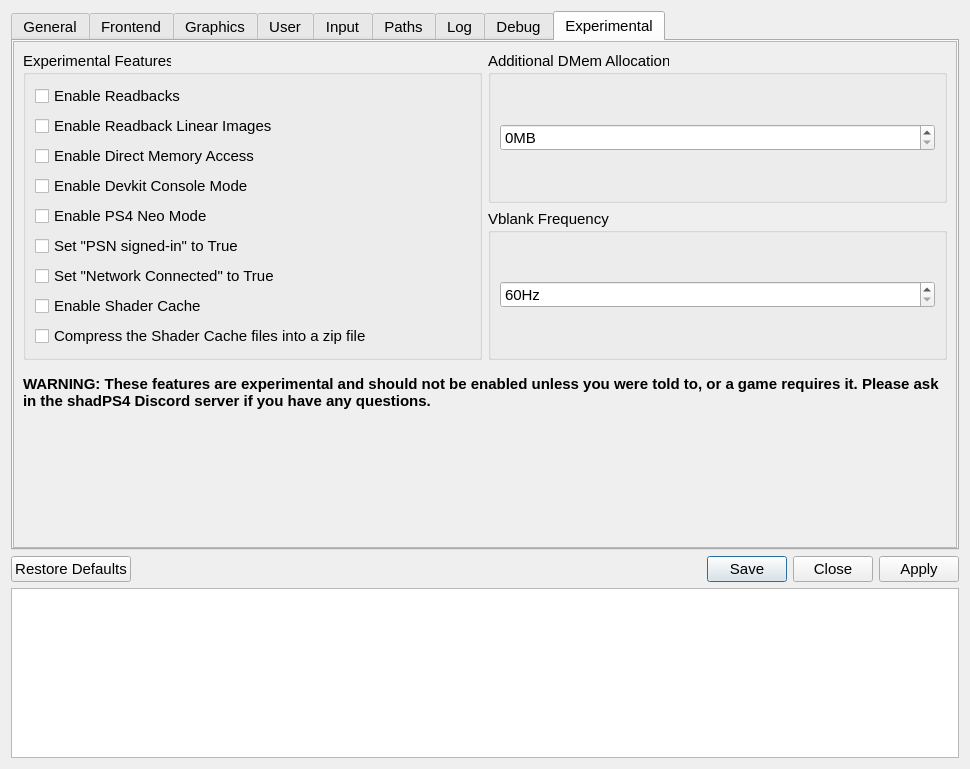
Above: src/qt_gui/settings_dialog.ui from shadps4-emu/shadps4-qtlauncher before the change. Below: the same form after it.
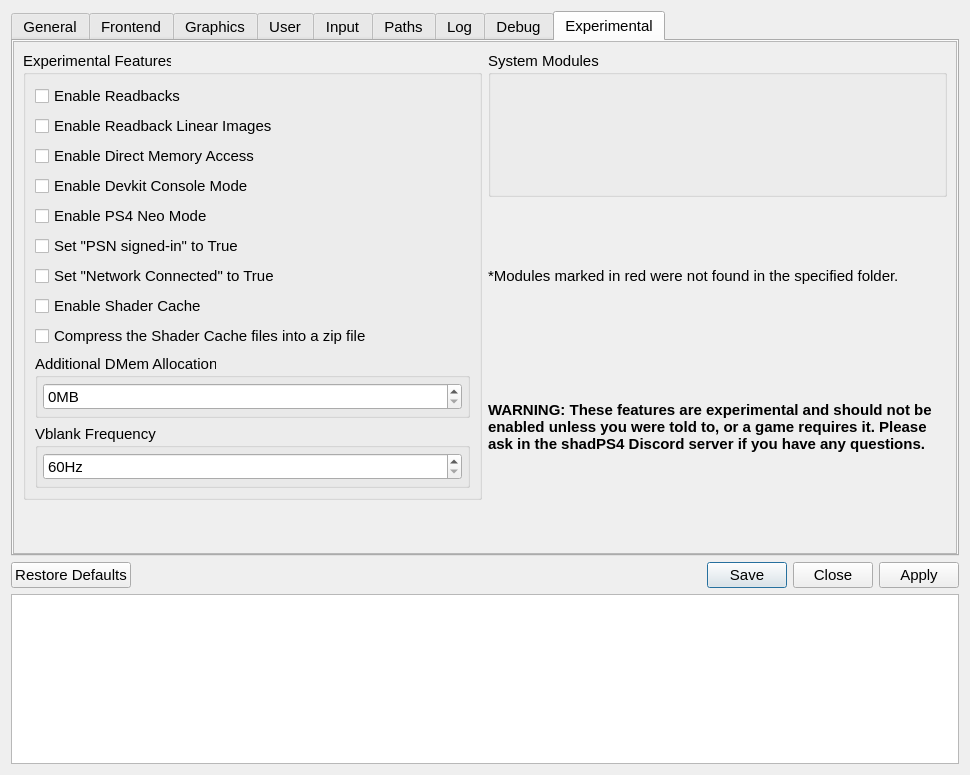
That is the form after the change. The open tabs and pages were chosen to show the change. Icons and pictures are not drawn.

Commit message: Add UI option to enable/disable sys_modules

The edit to the form file:
```diff
--- a/src/qt_gui/settings_dialog.ui
+++ b/src/qt_gui/settings_dialog.ui
@@ -12,7 +12,7 @@
     <x>0</x>
     <y>0</y>
     <width>970</width>
-    <height>769</height>
+    <height>775</height>
    </rect>
   </property>
   <property name="sizePolicy">
@@ -59,7 +59,7 @@
       </size>
      </property>
      <property name="currentIndex">
-      <number>0</number>
+      <number>8</number>
      </property>
      <property name="usesScrollButtons">
       <bool>true</bool>
@@ -77,7 +77,7 @@
          <x>0</x>
          <y>0</y>
          <width>946</width>
-         <height>505</height>
+         <height>511</height>
         </rect>
        </property>
        <layout class="QVBoxLayout" name="generalTabVLayout" stretch="0">
@@ -353,7 +353,7 @@
          <x>0</x>
          <y>0</y>
          <width>946</width>
-         <height>505</height>
+         <height>511</height>
         </rect>
        </property>
        <property name="sizePolicy">
@@ -953,7 +953,7 @@
          <x>0</x>
          <y>0</y>
          <width>946</width>
-         <height>505</height>
+         <height>511</height>
         </rect>
        </property>
        <layout class="QVBoxLayout" name="graphicsTabVLayout" stretch="0,0">
@@ -1317,7 +1317,7 @@
          <x>0</x>
          <y>0</y>
          <width>946</width>
-         <height>505</height>
+         <height>511</height>
         </rect>
        </property>
        <layout class="QVBoxLayout" name="userTabVLayout" stretch="0,0,1">
@@ -1584,7 +1584,7 @@
          <x>0</x>
          <y>0</y>
          <width>946</width>
-         <height>505</height>
+         <height>511</height>
         </rect>
        </property>
        <layout class="QVBoxLayout" name="inputTabVLayout" stretch="0,0,0,0">
@@ -1892,7 +1892,7 @@
          <x>0</x>
          <y>0</y>
          <width>946</width>
-         <height>505</height>
+         <height>511</height>
         </rect>
        </property>
        <layout class="QVBoxLayout" name="pathsTabLayout">
@@ -2412,7 +2412,7 @@
          <x>0</x>
          <y>0</y>
          <width>946</width>
-         <height>459</height>
+         <height>499</height>
         </rect>
        </property>
        <property name="sizePolicy">
@@ -2516,17 +2516,27 @@
                  </property>
                 </widget>
                </item>
-              </layout>
-             </widget>
-            </item>
-            <item>
-             <layout class="QVBoxLayout" name="verticalLayout_10">
               <item>
                <widget class="QGroupBox" name="dmemGroupBox">
                 <property name="title">
                  <string>Additional DMem Allocation</string>
                 </property>
                 <layout class="QVBoxLayout" name="verticalLayout_4">
+                  <property name="spacing">
+                   <number>5</number>
+                  </property>
+                  <property name="leftMargin">
+                   <number>5</number>
+                  </property>
+                  <property name="topMargin">
+                   <number>5</number>
+                  </property>
+                  <property name="rightMargin">
+                   <number>5</number>
+                  </property>
+                  <property name="bottomMargin">
+                   <number>5</number>
+                  </property>
                  <item>
                   <widget class="QSpinBox" name="dmemSpinBox">
                    <property name="frame">
@@ -2566,10 +2576,31 @@
               </item>
               <item>
                <widget class="QGroupBox" name="heightDivider">
+                 <property name="sizePolicy">
+                  <sizepolicy hsizetype="Preferred" vsizetype="Preferred">
+                   <horstretch>0</horstretch>
+                   <verstretch>0</verstretch>
+                  </sizepolicy>
+                 </property>
                 <property name="title">
                  <string>Vblank Frequency</string>
                 </property>
                 <layout class="QVBoxLayout" name="vblankLayout">
+                  <property name="spacing">
+                   <number>5</number>
+                  </property>
+                  <property name="leftMargin">
+                   <number>5</number>
+                  </property>
+                  <property name="topMargin">
+                   <number>5</number>
+                  </property>
+                  <property name="rightMargin">
+                   <number>5</number>
+                  </property>
+                  <property name="bottomMargin">
+                   <number>5</number>
+                  </property>
                  <item>
                   <widget class="QSpinBox" name="vblankSpinBox">
                    <property name="frame">
@@ -2608,13 +2639,71 @@
                </widget>
               </item>
              </layout>
+             </widget>
             </item>
-           </layout>
-          </item>
+            <item>
+             <layout class="QVBoxLayout" name="verticalLayout_10">
+              <item>
+               <widget class="QGroupBox" name="groupBox_2">
+                <property name="title">
+                 <string>System Modules</string>
+                </property>
+                <layout class="QVBoxLayout" name="verticalLayout_15">
+                 <property name="spacing">
+                  <number>0</number>
+                 </property>
+                 <property name="leftMargin">
+                  <number>9</number>
+                 </property>
+                 <property name="topMargin">
+                  <number>0</number>
+                 </property>
+                 <property name="rightMargin">
+                  <number>0</number>
+                 </property>
+                 <property name="bottomMargin">
+                  <number>0</number>
+                 </property>
+                 <item>
+                  <layout class="QVBoxLayout" name="verticalLayout_SystemModules">
+                   <property name="spacing">
+                    <number>0</number>
+                   </property>
+                  </layout>
+                 </item>
+                </layout>
+               </widget>
+              </item>
           <item>
-           <layout class="QHBoxLayout" name="horizontalLayout_11">
+               <widget class="QLabel" name="label_moduleMissingNotice">
+                <property name="enabled">
+                 <bool>true</bool>
+                </property>
+                <property name="sizePolicy">
+                 <sizepolicy hsizetype="Preferred" vsizetype="Preferred">
+                  <horstretch>0</horstretch>
+                  <verstretch>0</verstretch>
+                 </sizepolicy>
+                </property>
+                <property name="font">
+                 <font>
+                  <pointsize>11</pointsize>
+                  <bold>false</bold>
+                 </font>
+                </property>
+                <property name="text">
+                 <string>*Modules marked in red were not found in the specified folder.</string>
+                </property>
+               </widget>
+              </item>
             <item>
              <widget class="QLabel" name="ExperimentalLabel">
+                <property name="sizePolicy">
+                 <sizepolicy hsizetype="Preferred" vsizetype="Preferred">
+                  <horstretch>0</horstretch>
+                  <verstretch>0</verstretch>
+                 </sizepolicy>
+                </property>
               <property name="sizeIncrement">
                <size>
                 <width>0</width>
@@ -2646,12 +2735,14 @@
                <bool>true</bool>
               </property>
               <property name="margin">
-               <number>20</number>
+                 <number>0</number>
               </property>
               <property name="indent">
                <number>-1</number>
               </property>
              </widget>
+              </item>
+             </layout>
             </item>
            </layout>
           </item>
```
Lines whose indentation alone changed are shown as unchanged. The commit also changes 4 other files.
